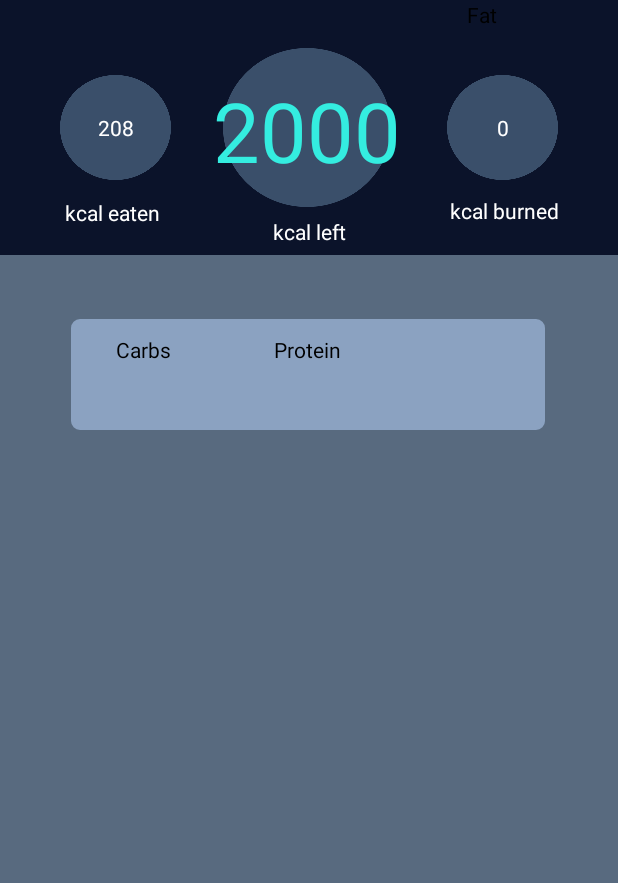
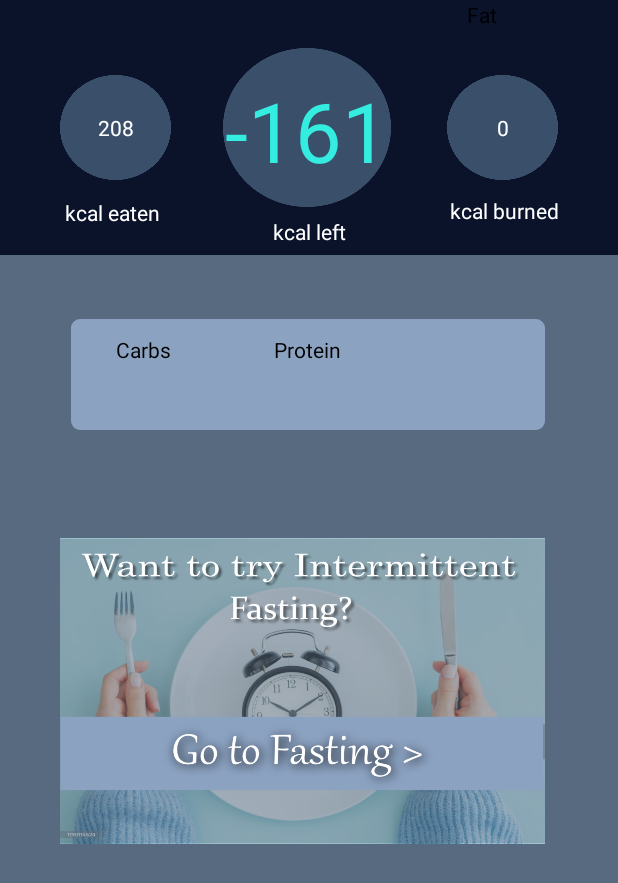
Before and after one commit to sandracormos/testtest, an Android app: the SetGoalActivity screen opened directly, with no data from a screen before it, after a tap on "Next", on a phone screen of 412 x 824 dp. Shown: the top 883 px of the screen. Run offline under Robolectric (Android 15) with nearby library versions, the phone set to English and light mode, and no system bars; 3 other taps on this screen came first.

Commit message:
merge nextu ala amarat

```diff
--- a/app/src/main/AndroidManifest.xml
+++ b/app/src/main/AndroidManifest.xml
@@ -16,9 +16,6 @@
             android:name=".KcalMenu"
             android:exported="false" />
         <activity
-            android:name=".UserDataForKcal"
-            android:exported="false" />
-        <activity
             android:name=".SetGoalActivity"
             android:exported="false" />
         <activity
--- a/app/src/main/java/com/example/test/SetGoalActivity.java
+++ b/app/src/main/java/com/example/test/SetGoalActivity.java
@@ -21,10 +21,8 @@
 
 
     Goal myGoal;
-    Button nextButton;
+    Button nextBtnGoal;
 
-
-    @SuppressLint("MissingInflatedId")
     @Override
     protected void onCreate(Bundle savedInstanceState) {
         super.onCreate(savedInstanceState);
@@ -35,7 +33,7 @@
         wellnessbtn = findViewById(R.id.wellnessbtn);
         quote = findViewById(R.id.quote);
 
-        nextButton = findViewById(R.id.nextButton);
+        nextBtnGoal = findViewById(R.id.nextBtnGoal);
 
 
 
@@ -47,6 +45,7 @@
             public void onClick(View v) {
                 quote.setText("Every step counts. Progress, not perfection.");
                 myGoal = Goal.weightLoss;
+                User.setGoal(myGoal);
             }
         });
         bodybuildingbtn.setOnClickListener(new View.OnClickListener() {
@@ -55,6 +54,7 @@
             public void onClick(View v) {
                 quote.setText("Strength comes from within. Lift, grow, repeat.");
                 myGoal = Goal.bodybuilding;
+                User.setGoal(myGoal);
             }
 
         });
@@ -65,6 +65,7 @@
             public void onClick(View v) {
                 quote.setText("Health is wealth. Take care of your greatest asset.");
                 myGoal= Goal.wellness;
+                User.setGoal(myGoal);
             }
         });
 
@@ -75,10 +76,10 @@
 
 
    private void nextButtonCeva(){
-        nextButton.setOnClickListener(new View.OnClickListener() {
+       nextBtnGoal.setOnClickListener(new View.OnClickListener() {
             @Override
             public void onClick(View v) {
-                startActivity(new Intent(SetGoalActivity.this, KcalMenu.class));
+                startActivity(new Intent(getBaseContext(), KcalMenu.class));
             }
         });
    }
--- a/app/src/main/res/layout/activity_kcal_menu.xml
+++ b/app/src/main/res/layout/activity_kcal_menu.xml
@@ -180,5 +180,38 @@
         tools:layout_editor_absoluteY="216dp"
         tools:ignore="MissingConstraints" />
 
+    <ImageButton
+        android:id="@+id/imageButton2"
+        android:layout_width="323dp"
+        android:layout_height="204dp"
+        android:background="#00FFFFFF"
+        android:scaleType="fitXY"
+        app:layout_constraintBottom_toBottomOf="parent"
+        app:layout_constraintEnd_toEndOf="parent"
+        app:layout_constraintHorizontal_bias="0.454"
+        app:layout_constraintStart_toStartOf="parent"
+        app:layout_constraintTop_toBottomOf="@+id/textView16"
+        app:layout_constraintVertical_bias="0.217"
+        app:srcCompat="@drawable/fasting_icon" />
+
+
+    <ScrollView
+        android:layout_width="412dp"
+        android:layout_height="561dp"
+        app:layout_constraintBottom_toBottomOf="parent"
+        app:layout_constraintTop_toTopOf="@+id/textView7"
+        app:layout_constraintVertical_bias="1.0"
+        tools:layout_editor_absoluteX="0dp"
+        tools:ignore="MissingConstraints">
+
+        <RelativeLayout
+            android:layout_width="match_parent"
+            android:layout_height="wrap_content"
+            android:orientation="vertical" />
+
+
+
+    </ScrollView>
+
 
 </androidx.constraintlayout.widget.ConstraintLayout>
--- a/app/src/main/res/layout/activity_set_goal.xml
+++ b/app/src/main/res/layout/activity_set_goal.xml
@@ -151,7 +151,7 @@
             tools:ignore="MissingConstraints" />
 
         <Button
-            android:id="@+id/nextButton"
+            android:id="@+id/nextBtnGoal"
             android:layout_width="wrap_content"
             android:layout_height="wrap_content"
             android:backgroundTint="@color/button"
```
Also changed, not shown: app/src/main/java/com/example/test/KcalMenu.java (+4 -0 lines), app/src/main/res/layout/set_goal.xml (deleted, +0 -190 lines), app/src/main/res/drawable/add_meal_btn.png (added), app/src/main/res/drawable/fasting_icon.png (added).
